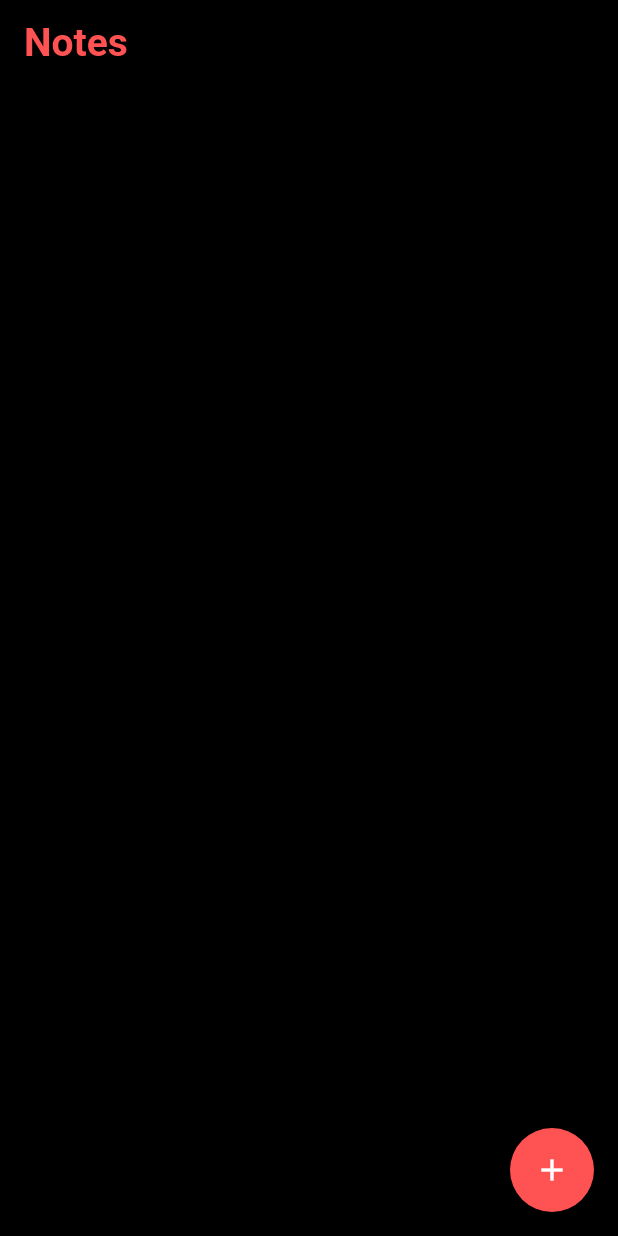
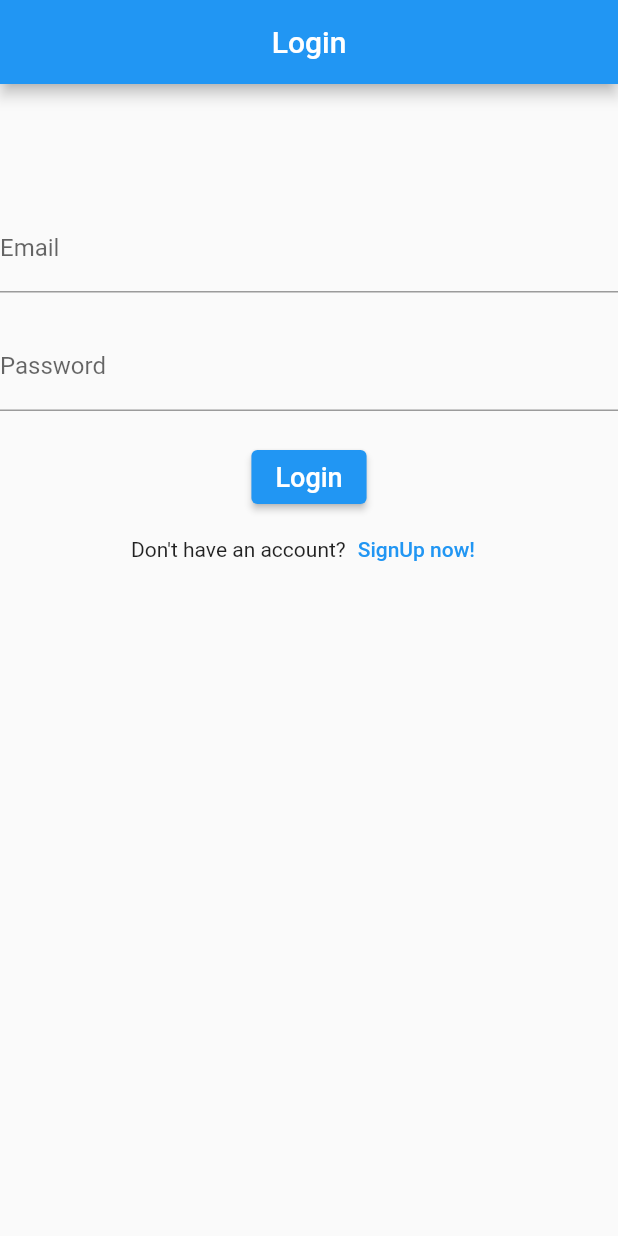
Before and after one commit to rutvik-jain/notes, a Flutter app: the screen it shows after launch, on a phone screen of 412 x 824 dp. Run offline on Flutter 3.47's test engine with Material 2 defaults, Android fonts, the phone set to English and light mode, and no system bars; our stand-ins replace cloud_firestore, firebase_core; accounts and stored records are empty.

```diff
--- a/lib/add_note.dart
+++ b/lib/add_note.dart
@@ -1,6 +1,6 @@
 import 'package:flutter/material.dart';
-import 'package:notes/main.dart';
 import 'package:cloud_firestore/cloud_firestore.dart';
+import 'package:notes/notes.dart';
 
 class Add_note extends StatefulWidget {
   const Add_note({Key? key}) : super(key: key);
--- /dev/null
+++ b/lib/login.dart
@@ -0,0 +1,82 @@
+import 'package:flutter/material.dart';
+import 'package:notes/notes.dart';
+
+class Login extends StatefulWidget {
+  const Login({Key? key}) : super(key: key);
+
+  @override
+  State<Login> createState() => _LoginState();
+}
+
+class _LoginState extends State<Login> {
+  TextEditingController emailController = TextEditingController();
+  TextEditingController pwdController = TextEditingController();
+  late String email;
+  late String password;
+
+  @override
+  Widget build(BuildContext context) {
+    return Scaffold(
+      appBar: AppBar(
+        title: Text('Login'),
+        centerTitle: true,
+      ),
+      body: SingleChildScrollView(
+        scrollDirection: Axis.vertical,
+        child: Column(
+          children: [
+            Padding(
+              padding: EdgeInsets.only(top: 80),
+              child: TextField(
+                  controller: emailController,
+                  textAlign: TextAlign.start,
+                  decoration: const InputDecoration(
+                      labelText: 'Email'),
+                  onChanged: (value) {
+                    setState(() {
+                      password = value;
+                    });
+                  }
+              ),
+            ),
+            const SizedBox(height: 20),
+            TextField(
+              controller: pwdController,
+              textAlign: TextAlign.start,
+              obscureText: true,
+              decoration: const InputDecoration(
+                  labelText: 'Password'),
+              onChanged: (value){
+                setState((){
+                  password = value;
+                });
+              },
+            ),
+            const SizedBox(height: 20),
+            ElevatedButton(onPressed: (){
+              print('login succeeded');
+              Navigator.push(context, MaterialPageRoute(
+                  builder: (BuildContext context){
+                    return Note('', '');
+                  }));
+            },
+                child: const Text('Login',style: TextStyle(
+                    color: Colors.white,fontSize: 18),
+                )),
+
+            Row(
+              mainAxisAlignment: MainAxisAlignment.center,
+              children: [
+                Text('Don\'t have an account?'),
+                TextButton(onPressed: (){
+                  Navigator.pushNamed(context, '/signup');
+                },
+                    child: Text('SignUp now!')),
+              ],
+            )
+          ],
+        ),
+      ),
+    );
+  }
+}
--- a/lib/main.dart
+++ b/lib/main.dart
@@ -1,7 +1,7 @@
-import 'package:cloud_firestore/cloud_firestore.dart';
 import 'package:firebase_core/firebase_core.dart';
 import 'package:flutter/material.dart';
-import 'package:notes/add_note.dart';
+import 'package:notes/login.dart';
+import 'package:notes/notes.dart';
 
 Future<void> main() async {
   WidgetsFlutterBinding.ensureInitialized();
@@ -16,106 +16,7 @@ class MyApp extends StatelessWidget {
   Widget build(BuildContext context) {
     return const MaterialApp(
       debugShowCheckedModeBanner: false,
-      home: Note('',''),
+      home: Login(),
     );
   }
 }
-
-class Note extends StatefulWidget {
-  final String title;
-  final String description;
-  const Note(this.title,this.description);
-
-  @override
-  State<Note> createState() => _NoteState();
-}
-
-class _NoteState extends State<Note> {
-  @override
-  Widget build(BuildContext context) {
-    return Scaffold(
-      appBar: AppBar(
-        backgroundColor: Colors.black,
-        title: const Text('Notes',style: TextStyle(
-          color: Colors.redAccent,
-          fontWeight: FontWeight.bold,
-          fontSize: 26,
-        ),),
-      ),
-      body:
-      StreamBuilder<QuerySnapshot>(
-        stream: FirebaseFirestore.instance.collection('notes').snapshots(),
-        builder: (_, snapshot) {
-          if (snapshot.hasError) {
-            return Text('Error = ${snapshot.error}');
-          }
-
-          if (snapshot.hasData) {
-            final docs = snapshot.data!.docs;
-            return ListView.builder(
-              itemCount: docs.length,
-                itemBuilder: (_, int index){
-                bool isDeleting = true;
-                final docID = snapshot.data!.docs[index].id;
-                final titledata = docs[index].get('title');
-                final descdata = docs[index].get('description');
-                  return Card(
-                    color: Colors.black,
-                    child: Row(
-                      mainAxisAlignment: MainAxisAlignment.spaceBetween,
-                      children: [
-                        Column(
-                        crossAxisAlignment: CrossAxisAlignment.start,
-                        children: [
-                          Padding(
-                            padding: const EdgeInsets.only(left: 10,top: 5,bottom: 5),
-                            child: Text(
-                              titledata,
-                              style: const TextStyle(
-                              color: Colors.white,
-                              fontSize: 18,fontWeight: FontWeight.bold,
-                            ),),
-                          ),
-                          Padding(
-                            padding: const EdgeInsets.only(left: 10,bottom: 5),
-                            child: Text(
-                              descdata,
-                                  style: const TextStyle(
-                                  color: Colors.white70,
-                                  fontSize: 18,)
-                              ),
-                          ),
-                        ],
-                      ),
-                        IconButton(onPressed: () async{
-                          setState((){
-                            isDeleting;
-                          });
-                          await FirebaseFirestore.instance.collection('notes').doc('$docID').delete();
-                        },
-                            icon: const Icon(Icons.remove,
-                          color: Colors.redAccent,)),
-                    ],
-                    ),
-                  );
-                });
-          }
-          else {
-            return const Center(
-            child: CircularProgressIndicator(),
-          );
-          }
-          }
-      ),
-      floatingActionButton: FloatingActionButton(onPressed: (){
-        Navigator.push(context, MaterialPageRoute(builder: (BuildContext context){
-          return const Add_note();
-        })
-        );
-      },
-      backgroundColor: Colors.redAccent,
-      child: const Icon(Icons.add,color: Colors.white,),),
-      backgroundColor: Colors.black,
-    );
-  }
-}
```
Also changed, not shown: lib/signup.dart (added, +61 -0 lines).
